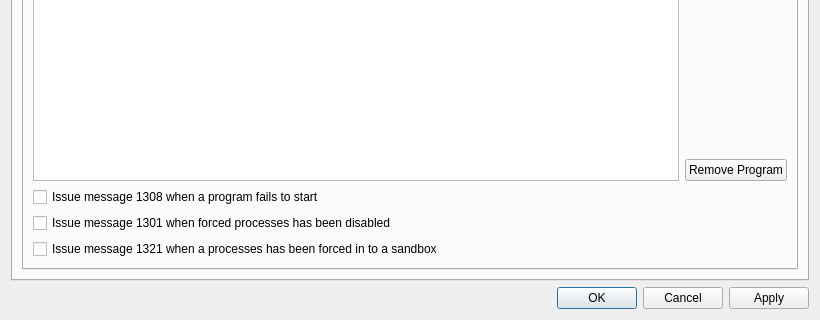
Qt form SandboxiePlus/SandMan/Forms/SettingsWindow.ui (sandboxie-plus/Sandboxie) before a commit; both pictures show x 0 to 820 and y 249 to 569 of the 820 by 569 pixel window.
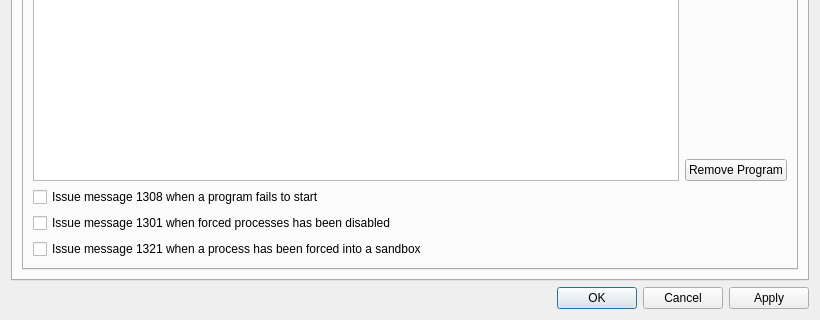
The same form after that commit. The open tabs and pages were chosen to show the change. Icons and pictures are not drawn.

What changed in the file:
```diff
--- a/SandboxiePlus/SandMan/Forms/SettingsWindow.ui
+++ b/SandboxiePlus/SandMan/Forms/SettingsWindow.ui
@@ -2516,7 +2516,7 @@
                <item row="8" column="0">
                 <widget class="QCheckBox" name="chkForcedMsg">
                  <property name="text">
-                  <string>Issue message 1321 when a processes has been forced in to a sandbox</string>
+                  <string>Issue message 1321 when a process has been forced into a sandbox</string>
                  </property>
                 </widget>
                </item>
```
